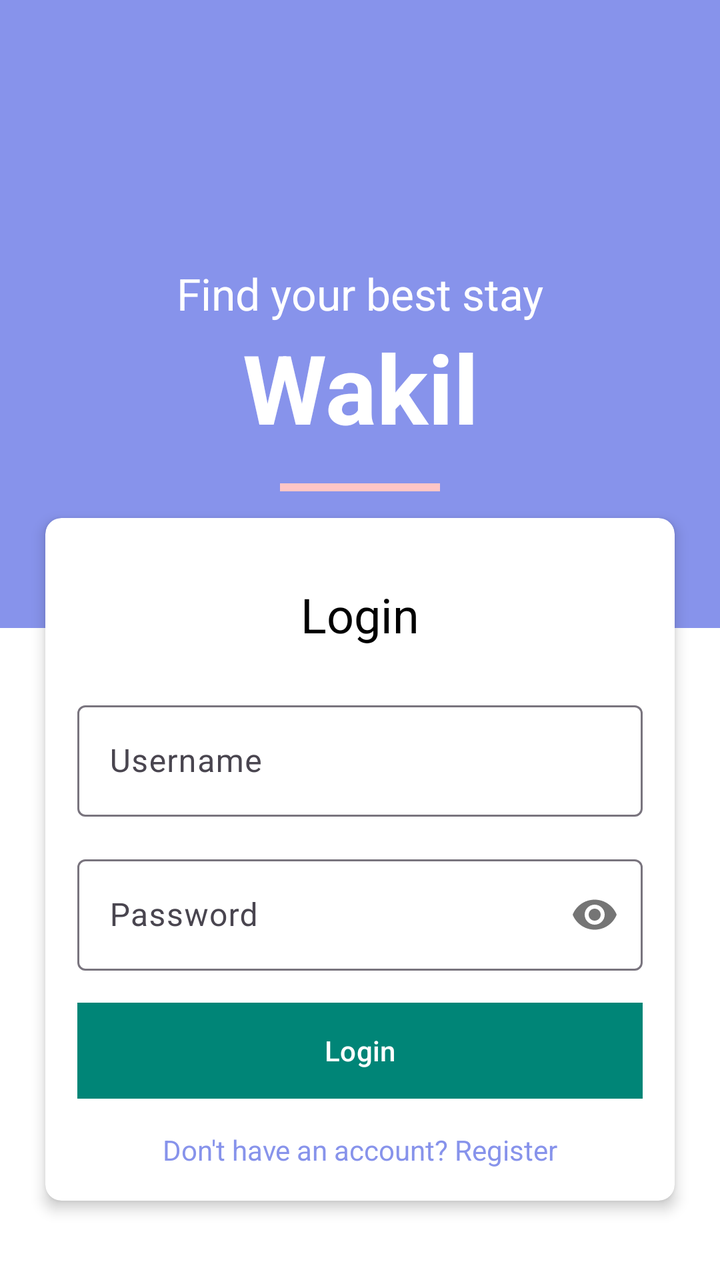
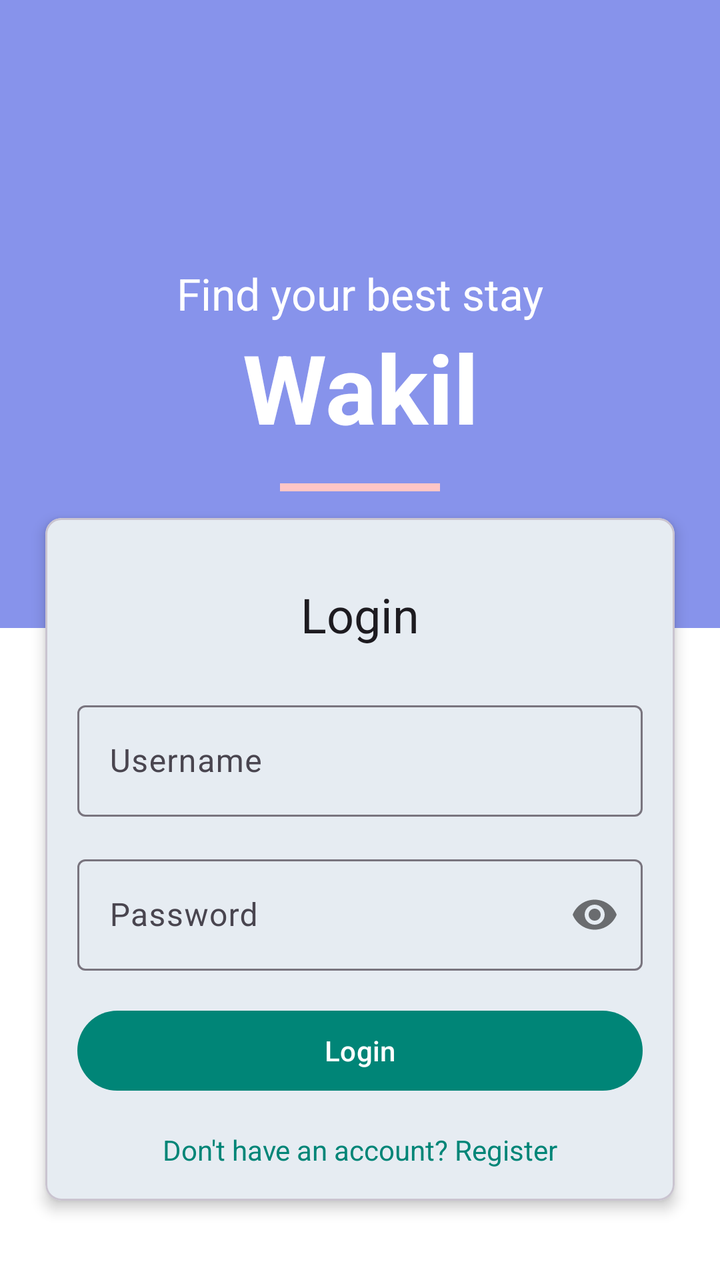

Screens rendered from an Android XML layout before and after an edit, with the pre-edit source and the edit as a unified diff.
<!-- AndroidManifest.xml: application theme AppTheme -->
<!-- res/layout/activity_login.xml -->
<?xml version="1.0" encoding="utf-8"?>
<androidx.coordinatorlayout.widget.CoordinatorLayout xmlns:android="http://schemas.android.com/apk/res/android"
    xmlns:app="http://schemas.android.com/apk/res-auto"
    xmlns:tools="http://schemas.android.com/tools"
    android:layout_width="match_parent"
    android:layout_height="match_parent"
    android:background="#ffffff">

    <com.google.android.material.appbar.AppBarLayout
        android:layout_width="match_parent"
        android:layout_height="wrap_content"
        android:background="#8793eb"
        android:theme="@style/ThemeOverlay.AppCompat.Dark.ActionBar"
        app:elevation="0dp">

        <androidx.appcompat.widget.Toolbar
            android:id="@+id/toolbar"
            android:layout_width="match_parent"
            android:layout_height="?attr/actionBarSize"
            app:popupTheme="@style/ThemeOverlay.AppCompat.Light" />

    </com.google.android.material.appbar.AppBarLayout>

    <RelativeLayout
        android:layout_width="match_parent"
        android:layout_height="match_parent"
        app:layout_behavior="@string/appbar_scrolling_view_behavior">

        <ScrollView
            android:layout_width="match_parent"
            android:layout_height="match_parent">

            <LinearLayout
                android:layout_width="match_parent"
                android:layout_height="wrap_content"
                android:orientation="vertical">

                <LinearLayout
                    android:layout_width="match_parent"
                    android:layout_height="250dp"
                    android:background="#8793eb"
                    android:gravity="center"
                    android:orientation="vertical">

                    <TextView
                        android:layout_width="match_parent"
                        android:layout_height="wrap_content"
                        android:text="@string/backdrop_subtitle"
                        android:textAlignment="center"
                        android:textColor="#FFFFFF"
                        android:textSize="22sp" />

                    <TextView
                        android:layout_width="match_parent"
                        android:layout_height="wrap_content"
                        android:text="@string/app_name"
                        android:textAlignment="center"
                        android:textColor="#FFFFFF"
                        android:textSize="48sp"
                        android:textStyle="bold" />

                    <View
                        android:layout_width="80dp"
                        android:layout_height="4dp"
                        android:layout_marginTop="16dp"
                        android:background="#ffc6c6" />
                </LinearLayout>

                <androidx.cardview.widget.CardView
                    android:layout_width="match_parent"
                    android:layout_height="wrap_content"
                    android:layout_marginLeft="16dp"
                    android:layout_marginTop="-64dp"
                    android:layout_marginRight="16dp"
                    android:layout_marginBottom="16dp"
                    app:cardCornerRadius="8dp"
                    app:cardElevation="4dp"
                    app:cardUseCompatPadding="true">

                    <LinearLayout
                        android:layout_width="match_parent"
                        android:layout_height="wrap_content"
                        android:orientation="vertical"
                        android:padding="16dp">

                        <TextView
                            android:layout_width="match_parent"
                            android:layout_height="wrap_content"
                            android:layout_marginTop="16dp"
                            android:layout_marginBottom="24dp"
                            android:text="@string/login"
                            android:textAlignment="center"
                            android:textColor="#000000"
                            android:textSize="24sp" />

                        <com.google.android.material.textfield.TextInputLayout
                            android:layout_width="match_parent"
                            android:layout_height="wrap_content"
                            android:layout_marginBottom="16dp">

                            <EditText
                                android:id="@+id/et_username"
                                android:layout_width="match_parent"
                                android:layout_height="wrap_content"
                                android:hint="@string/username"
                                android:inputType="text"
                                android:maxLines="1" />
                        </com.google.android.material.textfield.TextInputLayout>

                        <com.google.android.material.textfield.TextInputLayout
                            android:layout_width="match_parent"
                            android:layout_height="wrap_content"
                            android:layout_marginBottom="16dp"
                            app:passwordToggleEnabled="true">

                            <EditText
                                android:id="@+id/et_password"
                                android:layout_width="match_parent"
                                android:layout_height="wrap_content"
                                android:hint="@string/password"
                                android:inputType="textPassword"
                                android:maxLines="1" />
                        </com.google.android.material.textfield.TextInputLayout>

                        <Button
                            android:id="@+id/btn_login"
                            android:layout_width="match_parent"
                            android:layout_height="wrap_content"
                            android:background="#8793eb"
                            android:text="@string/login"
                            android:textColor="#ffffff" />

                        <TextView
                            android:id="@+id/tv_register"
                            android:layout_width="match_parent"
                            android:layout_height="wrap_content"
                            android:layout_marginTop="16dp"
                            android:gravity="center"
                            android:text="@string/dont_have_account"
                            android:textColor="#8793eb" />

                        <Button
                            android:id="@+id/btn_skip"
                            android:layout_width="match_parent"
                            android:layout_height="wrap_content"
                            android:layout_marginTop="16dp"
                            android:background="#e0e0e0"
                            android:text="@string/skip_debug"
                            android:textColor="#000000"
                            android:visibility="gone"
                            tools:visibility="visible" />

                    </LinearLayout>

                </androidx.cardview.widget.CardView>
            </LinearLayout>
        </ScrollView>
    </RelativeLayout>
</androidx.coordinatorlayout.widget.CoordinatorLayout>
<!-- resources referenced by this layout -->
<resources>
  <string name="app_name">Wakil</string>
  <string name="backdrop_subtitle">Find your best stay</string>
  <string name="dont_have_account">Don\'t have an account? Register</string>
  <string name="login">Login</string>
  <string name="password">Password</string>
  <string name="skip_debug">Skip (Debug)</string>
  <string name="username">Username</string>
  <style name="AppTheme" parent="Theme.Material3.Light.NoActionBar">
          
          <item name="colorPrimary">@color/colorPrimary</item>
          <item name="colorOnPrimary">#FFFFFF</item>
          <item name="colorPrimaryContainer">#D8E2FF</item>
          <item name="colorOnPrimaryContainer">#001A41</item>
          <item name="colorSecondary">#565E71</item>
          <item name="colorOnSecondary">#FFFFFF</item>
          <item name="colorAccent">@color/colorAccent</item>
      </style>
  <color name="colorPrimary">#008577</color>
  <color name="colorAccent">#D81B60</color>
</resources>

<!-- the commit's change to res/layout/activity_login.xml (unified diff, before → after) -->
@@ -10,14 +10,12 @@
         android:layout_width="match_parent"
         android:layout_height="wrap_content"
         android:background="#8793eb"
-        android:theme="@style/ThemeOverlay.AppCompat.Dark.ActionBar"
         app:elevation="0dp">
 
-        <androidx.appcompat.widget.Toolbar
+        <com.google.android.material.appbar.MaterialToolbar
             android:id="@+id/toolbar"
             android:layout_width="match_parent"
-            android:layout_height="?attr/actionBarSize"
-            app:popupTheme="@style/ThemeOverlay.AppCompat.Light" />
+            android:layout_height="?attr/actionBarSize" />
 
     </com.google.android.material.appbar.AppBarLayout>
 
@@ -66,7 +64,7 @@
                         android:background="#ffc6c6" />
                 </LinearLayout>
 
-                <androidx.cardview.widget.CardView
+                <com.google.android.material.card.MaterialCardView
                     android:layout_width="match_parent"
                     android:layout_height="wrap_content"
                     android:layout_marginLeft="16dp"
@@ -90,15 +88,16 @@
                             android:layout_marginBottom="24dp"
                             android:text="@string/login"
                             android:textAlignment="center"
-                            android:textColor="#000000"
+                            android:textColor="?attr/colorOnSurface"
                             android:textSize="24sp" />
 
                         <com.google.android.material.textfield.TextInputLayout
+                            style="@style/Widget.Material3.TextInputLayout.OutlinedBox"
                             android:layout_width="match_parent"
                             android:layout_height="wrap_content"
                             android:layout_marginBottom="16dp">
 
-                            <EditText
+                            <com.google.android.material.textfield.TextInputEditText
                                 android:id="@+id/et_username"
                                 android:layout_width="match_parent"
                                 android:layout_height="wrap_content"
@@ -108,12 +107,13 @@
                         </com.google.android.material.textfield.TextInputLayout>
 
                         <com.google.android.material.textfield.TextInputLayout
+                            style="@style/Widget.Material3.TextInputLayout.OutlinedBox"
                             android:layout_width="match_parent"
                             android:layout_height="wrap_content"
                             android:layout_marginBottom="16dp"
                             app:passwordToggleEnabled="true">
 
-                            <EditText
+                            <com.google.android.material.textfield.TextInputEditText
                                 android:id="@+id/et_password"
                                 android:layout_width="match_parent"
                                 android:layout_height="wrap_content"
@@ -122,13 +122,12 @@
                                 android:maxLines="1" />
                         </com.google.android.material.textfield.TextInputLayout>
 
-                        <Button
+                        <com.google.android.material.button.MaterialButton
                             android:id="@+id/btn_login"
+                            style="@style/Widget.Material3.Button"
                             android:layout_width="match_parent"
                             android:layout_height="wrap_content"
-                            android:background="#8793eb"
-                            android:text="@string/login"
-                            android:textColor="#ffffff" />
+                            android:text="@string/login" />
 
                         <TextView
                             android:id="@+id/tv_register"
@@ -137,22 +136,21 @@
                             android:layout_marginTop="16dp"
                             android:gravity="center"
                             android:text="@string/dont_have_account"
-                            android:textColor="#8793eb" />
+                            android:textColor="?attr/colorPrimary" />
 
-                        <Button
+                        <com.google.android.material.button.MaterialButton
                             android:id="@+id/btn_skip"
+                            style="@style/Widget.Material3.Button.TonalButton"
                             android:layout_width="match_parent"
                             android:layout_height="wrap_content"
                             android:layout_marginTop="16dp"
-                            android:background="#e0e0e0"
                             android:text="@string/skip_debug"
-                            android:textColor="#000000"
                             android:visibility="gone"
                             tools:visibility="visible" />
 
                     </LinearLayout>
 
-                </androidx.cardview.widget.CardView>
+                </com.google.android.material.card.MaterialCardView>
             </LinearLayout>
         </ScrollView>
     </RelativeLayout>
